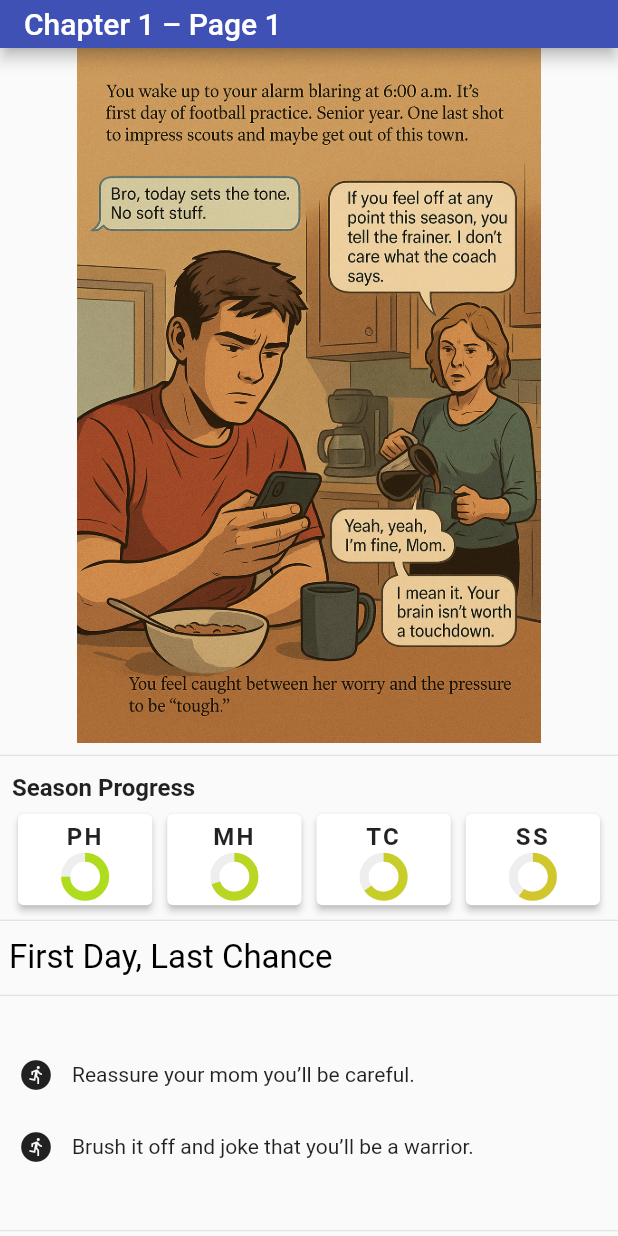
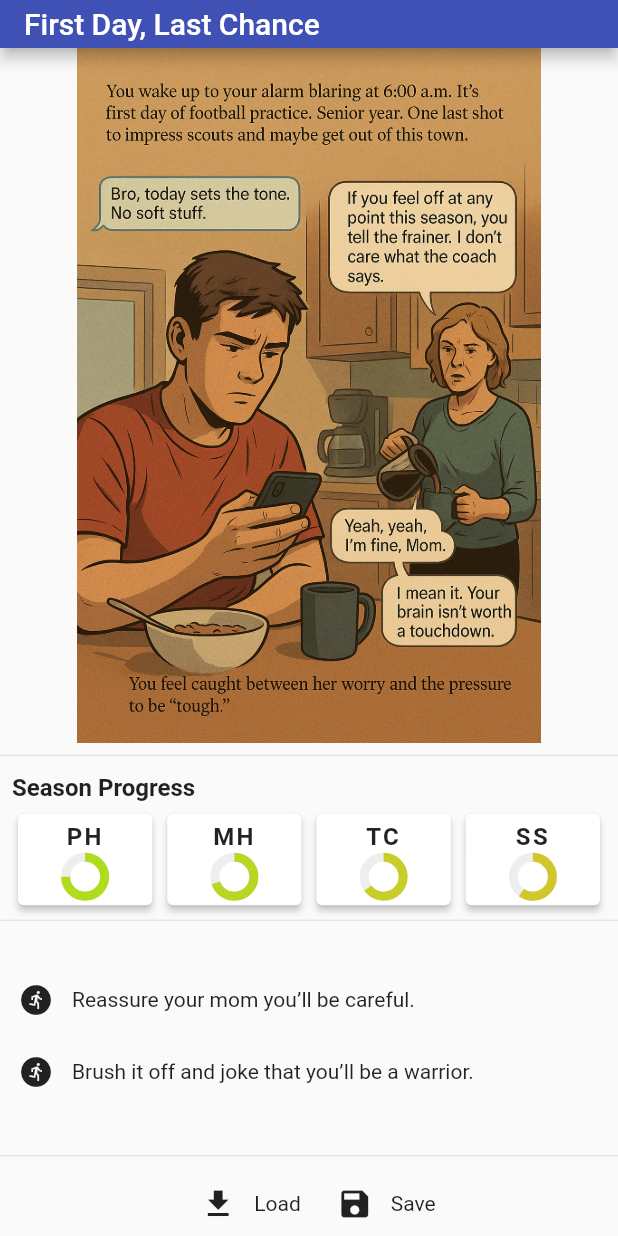
Before and after one commit to rmuthuswamy21/gamebook, a Flutter app: the screen it shows after launch, on a phone screen of 412 x 824 dp. Run offline on Flutter 3.47's test engine with Material 3 defaults, Android fonts, the phone set to English and light mode, and no system bars; our stand-ins replace shared_preferences.

Commit message:
fixing the screen

```diff
--- a/lib/views/game_screen.dart
+++ b/lib/views/game_screen.dart
@@ -34,7 +34,7 @@ class _GameScreenState extends State<GameScreen> {
         return Scaffold(
           appBar: AppBar(
             backgroundColor: Colors.indigo,
-            title: Text(page.appBarTitle),
+            title: Text(page.headline),
             toolbarHeight: 32.0,
           ),
           body: SafeArea(
@@ -84,14 +84,6 @@ class _GameScreenState extends State<GameScreen> {
                     ),
                   ),
                   StatTracker(stats: stats),
-                  const Divider(height: 12),
-                  Padding(
-                    padding: const EdgeInsets.all(6.0),
-                    child: Text(
-                      page.headline,
-                      style: const TextStyle(fontSize: 22, color: Colors.black),
-                    ),
-                  ),
                   const Divider(height: 12),
                   Padding(
                     padding: const EdgeInsets.symmetric(horizontal: 6.0),
```
